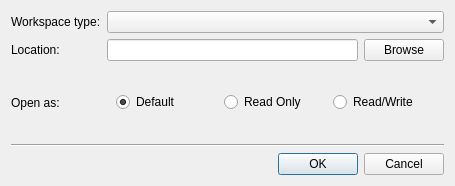
Above: Src.QT/tt3-gui/SelectWorkspaceDialog.ui from akapustiatyahoocouk/TimeTracker3 before the change. Below: the same form after it.
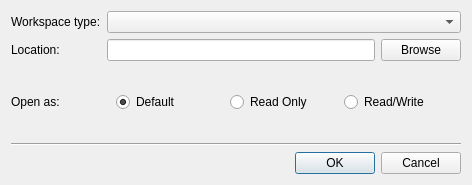
That is the form after the change. Icons and pictures are not drawn.

Patch:
```diff
--- a/Src.QT/tt3-gui/SelectWorkspaceDialog.ui
+++ b/Src.QT/tt3-gui/SelectWorkspaceDialog.ui
@@ -6,8 +6,8 @@
    <rect>
     <x>0</x>
     <y>0</y>
-    <width>455</width>
-    <height>186</height>
+    <width>472</width>
+    <height>185</height>
    </rect>
   </property>
   <property name="windowTitle">
@@ -61,6 +61,12 @@
    </item>
    <item row="1" column="1">
     <widget class="QLineEdit" name="locationLineEdit">
+     <property name="minimumSize">
+      <size>
+       <width>240</width>
+       <height>0</height>
+      </size>
+     </property>
      <property name="readOnly">
       <bool>true</bool>
      </property>
```
